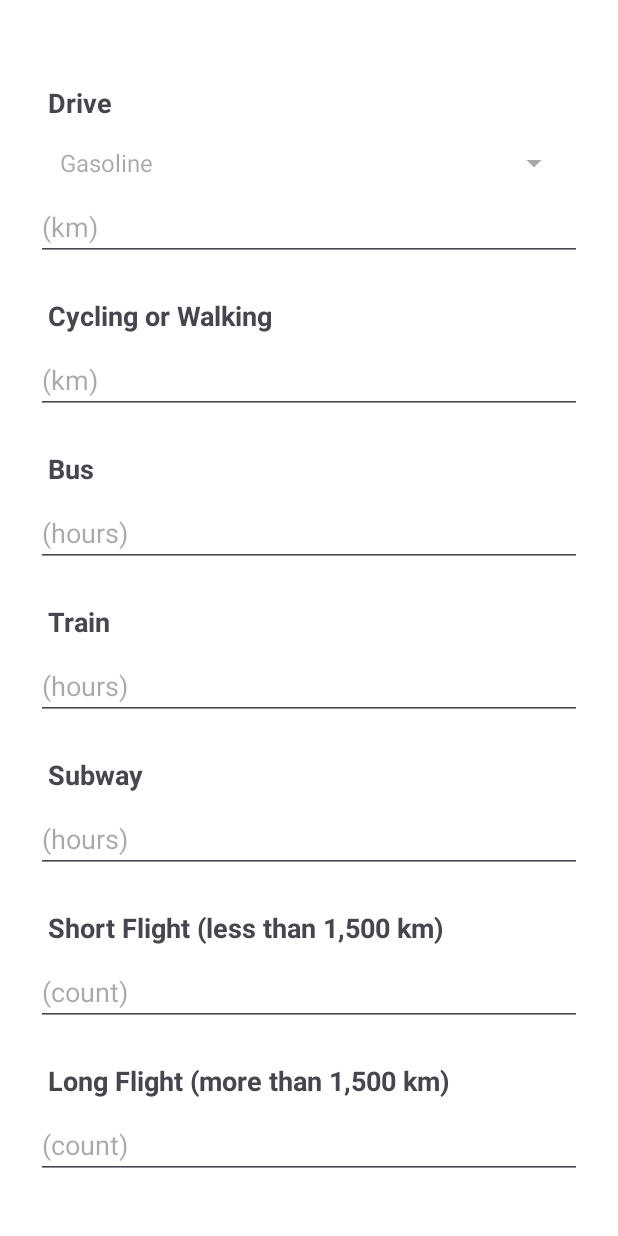
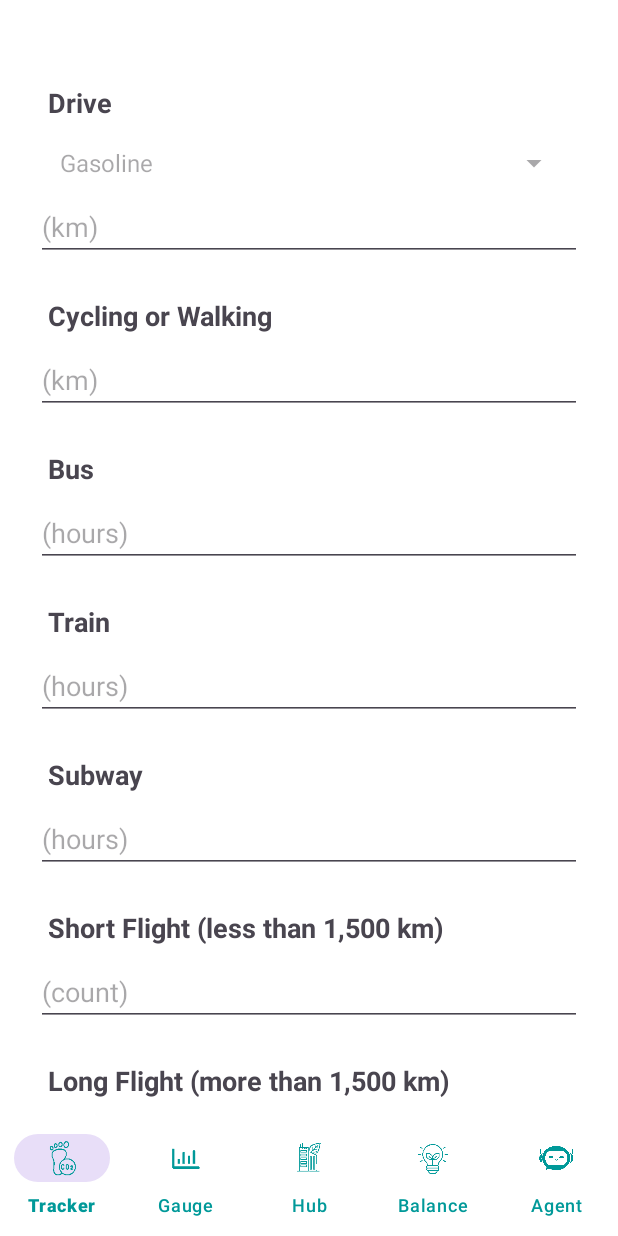
Before and after one commit to kiruha17/B07-Project, an Android app: the fragment EcoTrackerFragment shown on its own in the app's theme, after a tap on "Transportation", on a phone screen of 412 x 824 dp. Run offline under Robolectric (Android 15) with nearby library versions, the phone set to English and light mode, and no system bars.

Commit message:
Create nav bar on eco hub and tracker

```diff
--- a/app/src/main/res/layout/eco_tracker_fragment.xml
+++ b/app/src/main/res/layout/eco_tracker_fragment.xml
@@ -1,17 +1,24 @@
 <?xml version="1.0" encoding="utf-8"?>
-<androidx.coordinatorlayout.widget.CoordinatorLayout
+<androidx.constraintlayout.widget.ConstraintLayout
     xmlns:android="http://schemas.android.com/apk/res/android"
+    xmlns:app="http://schemas.android.com/apk/res-auto"
     xmlns:tools="http://schemas.android.com/tools"
     android:layout_width="match_parent"
     android:layout_height="match_parent"
     android:paddingTop="24dp"
     android:background="@color/white"
     tools:context=".EcoTrackerFragment">
+
+    <!-- NestedScrollView that takes up most of the screen -->
     <androidx.core.widget.NestedScrollView
         android:id="@+id/nestedScrollView"
-        android:layout_width="match_parent"
-        android:layout_height="match_parent"
-        android:fillViewport="false">
+        android:layout_width="0dp"
+        android:layout_height="0dp"
+        android:fillViewport="true"
+        app:layout_constraintTop_toTopOf="parent"
+        app:layout_constraintBottom_toTopOf="@+id/bottomNavigationView"
+        app:layout_constraintStart_toStartOf="parent"
+        app:layout_constraintEnd_toEndOf="parent">
 
         <LinearLayout
             android:layout_width="match_parent"
@@ -23,20 +30,20 @@
                 android:id="@+id/transportationSection"
                 android:layout_width="match_parent"
                 android:layout_height="wrap_content"
-                android:orientation="vertical"
-                android:padding="8dp"
+                android:background="?android:attr/selectableItemBackground"
                 android:clickable="true"
                 android:focusable="true"
-                android:background="?android:attr/selectableItemBackground">
+                android:orientation="vertical"
+                android:padding="8dp">
 
                 <TextView
                     android:id="@+id/transportationCategory"
                     android:layout_width="match_parent"
                     android:layout_height="wrap_content"
+                    android:padding="8dp"
                     android:text="Transportation"
                     android:textSize="18sp"
-                    android:textStyle="bold"
-                    android:padding="8dp" />
+                    android:textStyle="bold" />
             </LinearLayout>
 
             <LinearLayout
@@ -46,6 +53,7 @@
                 android:orientation="vertical"
                 android:padding="8dp"
                 android:visibility="gone">
+
                 <include
                     android:id="@+id/shoppingInputFieldsContent"
                     layout="@layout/transportation_input_fragment" />
@@ -56,20 +64,20 @@
                 android:id="@+id/foodSection"
                 android:layout_width="match_parent"
                 android:layout_height="wrap_content"
-                android:orientation="vertical"
-                android:padding="8dp"
+                android:background="?android:attr/selectableItemBackground"
                 android:clickable="true"
                 android:focusable="true"
-                android:background="?android:attr/selectableItemBackground">
+                android:orientation="vertical"
+                android:padding="8dp">
 
                 <TextView
                     android:id="@+id/foodCategory"
                     android:layout_width="match_parent"
                     android:layout_height="wrap_content"
+                    android:padding="8dp"
                     android:text="Food Consumption"
                     android:textSize="18sp"
-                    android:textStyle="bold"
-                    android:padding="8dp" />
+                    android:textStyle="bold" />
             </LinearLayout>
 
             <LinearLayout
@@ -79,6 +87,7 @@
                 android:orientation="vertical"
                 android:padding="8dp"
                 android:visibility="gone">
+
                 <include
                     android:id="@+id/shoppingInputFieldsContent"
                     layout="@layout/food_input_fragment" />
@@ -89,20 +98,20 @@
                 android:id="@+id/shoppingSection"
                 android:layout_width="match_parent"
                 android:layout_height="wrap_content"
-                android:orientation="vertical"
-                android:padding="8dp"
+                android:background="?android:attr/selectableItemBackground"
                 android:clickable="true"
                 android:focusable="true"
-                android:background="?android:attr/selectableItemBackground">
+                android:orientation="vertical"
+                android:padding="8dp">
 
                 <TextView
                     android:id="@+id/shoppingCategory"
                     android:layout_width="match_parent"
                     android:layout_height="wrap_content"
+                    android:padding="8dp"
                     android:text="Shopping"
                     android:textSize="18sp"
-                    android:textStyle="bold"
-                    android:padding="8dp" />
+                    android:textStyle="bold" />
             </LinearLayout>
 
             <LinearLayout
@@ -112,26 +121,47 @@
                 android:orientation="vertical"
                 android:padding="8dp"
                 android:visibility="gone">
+
                 <include
                     android:id="@+id/shoppingInputFieldsContent"
                     layout="@layout/shopping_input_fragment" />
             </LinearLayout>
+
             <Button
                 android:id="@+id/btnEdit"
                 android:layout_width="match_parent"
                 android:layout_height="wrap_content"
+                android:layout_margin="20dp"
+                android:layout_marginTop="16dp"
+                android:backgroundTint="@color/colorAccent"
+                android:padding="12dp"
                 android:text="Edit"
-                android:layout_marginTop="16dp"
-                android:textColor="@android:color/white"
-                android:backgroundTint="@color/colorAccent"
-                android:layout_margin="20dp"
-                android:padding="12dp"/>
+                android:textColor="@android:color/white" />
+
             <TextView
                 android:id="@+id/emissionsResultText"
                 android:layout_width="wrap_content"
                 android:layout_height="wrap_content"
-                android:text="Emissions: 0 kg CO2e"
-                android:padding="16dp"/>
+                android:padding="16dp"
+                android:text="Emissions: 0 kg CO2e" />
         </LinearLayout>
+
     </androidx.core.widget.NestedScrollView>
-</androidx.coordinatorlayout.widget.CoordinatorLayout>
+
+    <!-- BottomNavigationView anchored at the bottom of the screen -->
+    <com.google.android.material.bottomnavigation.BottomNavigationView
+        android:id="@+id/bottomNavigationView"
+        android:layout_width="0dp"
+        android:layout_height="wrap_content"
+        android:layout_alignParentBottom="true"
+        app:layout_constraintStart_toStartOf="parent"
+        app:layout_constraintEnd_toEndOf="parent"
+        app:layout_constraintBottom_toBottomOf="parent"
+        android:background="@android:color/transparent"
+        app:itemIconSize="24dp"
+        app:itemIconTint="#009999"
+        app:itemTextColor="#009999"
+        app:labelVisibilityMode="labeled"
+        app:menu="@menu/bottom_navigation" />
+
+</androidx.constraintlayout.widget.ConstraintLayout>
```
Also changed, not shown: app/src/main/java/com/example/b07group57/EcoHubFragment.java (+23 -1 lines), app/src/main/java/com/example/b07group57/EcoTrackerFragment.java (+18 -0 lines), app/src/main/res/layout/eco_hub_fragment.xml (+16 -0 lines).
